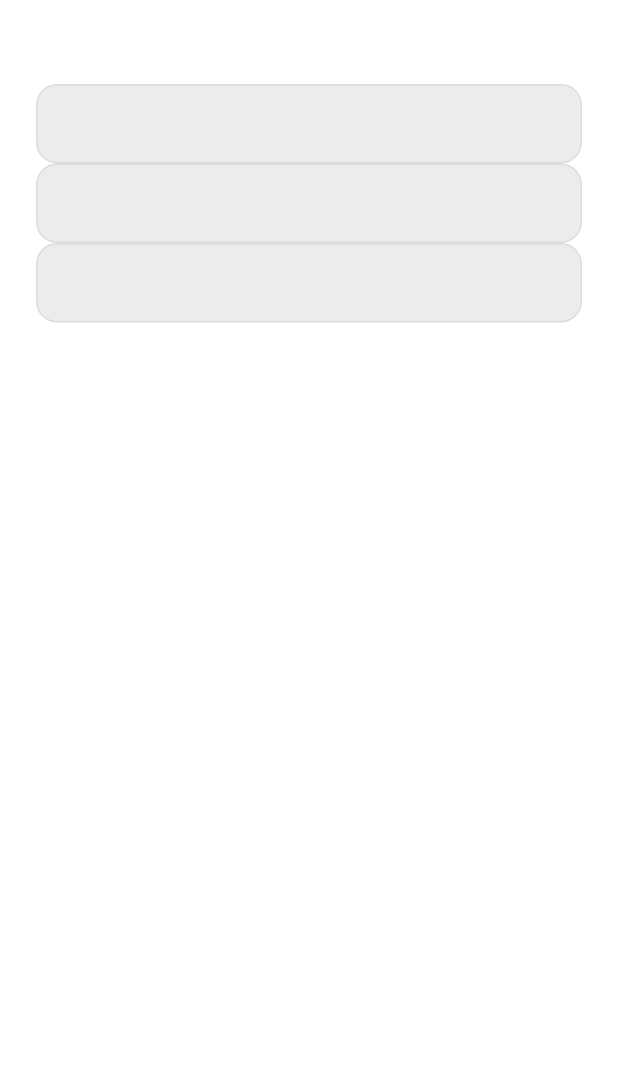
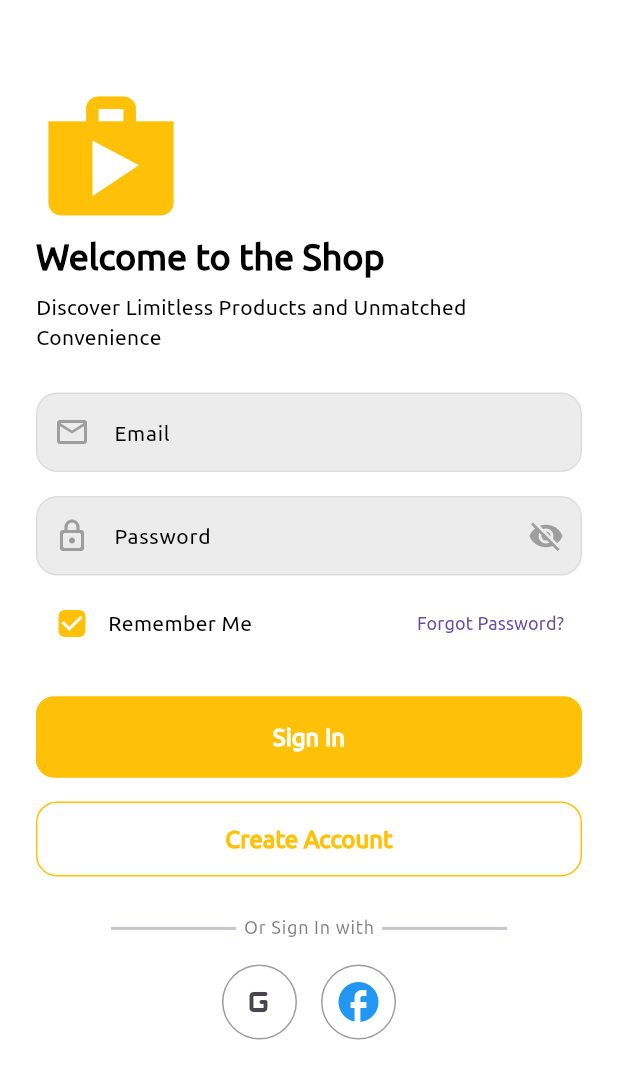
Before and after one commit to Gen-LJ/ecommerce_lj, a Flutter app: the screen it shows after launch, on a phone screen of 412 x 824 dp. Shown: the top 1079 px of the screen. Run offline on Flutter 3.47's test engine with Material 3 defaults, Android fonts, the phone set to English and light mode, and no system bars.

Commit message:
Login screen UI done

```diff
--- /dev/null
+++ b/lib/Common/widgets.login_signup/divider_with_text.dart
@@ -0,0 +1,20 @@
+
+import 'package:flutter/material.dart';
+
+class DividerWithText extends StatelessWidget {
+  const DividerWithText({
+    super.key, required this.text,
+  });
+  final text;
+
+  @override
+  Widget build(BuildContext context) {
+    return Row(
+      children: [
+        const Flexible(child: Divider(thickness: 2,indent: 50,endIndent: 5,)),
+        Text(text,style: Theme.of(context).textTheme.labelMedium,),
+        const Flexible(child: Divider(thickness: 2,indent: 5,endIndent: 50,))
+      ],
+    );
+  }
+}
--- /dev/null
+++ b/lib/Common/widgets.login_signup/social_icons.dart
@@ -0,0 +1,44 @@
+
+import 'package:flutter/material.dart';
+
+import '../../utils/constants/sizes.dart';
+
+class SocialIcons extends StatelessWidget {
+  const SocialIcons({
+    super.key,
+  });
+
+  @override
+  Widget build(BuildContext context) {
+    return Row(
+      mainAxisAlignment: MainAxisAlignment.center,
+      children: [
+        Container(
+          decoration: BoxDecoration(
+              borderRadius: BorderRadius.circular(100),
+              border: Border.all(color: Colors.grey)
+          ),
+          child: IconButton(
+            onPressed: (){
+
+            },
+            icon : const Icon(Icons.g_mobiledata_rounded,size: LJSizes.iconLg,),
+          ),),
+        const SizedBox(width: LJSizes.spaceBtwItems,),
+        Container(
+          decoration: BoxDecoration(
+              borderRadius: BorderRadius.circular(100),
+              border: Border.all(color: Colors.grey)
+          ),
+          child: IconButton(
+              onPressed: (){
+
+              },
+              icon : const Icon(Icons.facebook,color: Colors.blue,size: LJSizes.iconLg,)
+
+          ),
+        ),
+      ],
+    );
+  }
+}
--- a/lib/features/authentication/screens/login/login.dart
+++ b/lib/features/authentication/screens/login/login.dart
@@ -1,20 +1,31 @@
 import 'package:ecommerce_lj/Common/styles/spacing_styles.dart';
+import 'package:ecommerce_lj/features/authentication/screens/login/widgets/login_form_widget.dart';
+import 'package:ecommerce_lj/features/authentication/screens/login/widgets/login_header_widget.dart';
+import 'package:ecommerce_lj/utils/constants/sizes.dart';
+import 'package:ecommerce_lj/utils/device/device_utility.dart';
 import 'package:flutter/material.dart';
+import '../../../../Common/widgets.login_signup/divider_with_text.dart';
+import '../../../../Common/widgets.login_signup/social_icons.dart';
 
 class LoginScreen extends StatelessWidget {
   const LoginScreen({super.key});
 
   @override
   Widget build(BuildContext context) {
-    return Scaffold(
+    final dark = LJDeviceUtils.isDarkMode(context);
+
+    return const Scaffold(
       body: SingleChildScrollView(
         child: Padding(
           padding: LJSpacingStyle.paddingNoAppbar,
           child: Column(
+            crossAxisAlignment: CrossAxisAlignment.start,
             children: [
-              TextField(),
-              TextField(),
-              TextField(),
+              LoginHeader(),
+              LoginForm(),
+              DividerWithText(text: 'Or Sign In with',),
+              SizedBox(height: LJSizes.spaceBtwItems,),
+              SocialIcons()
             ],
           ),
         ),
--- /dev/null
+++ b/lib/features/authentication/screens/login/widgets/login_form_widget.dart
@@ -0,0 +1,68 @@
+
+import 'package:flutter/material.dart';
+
+import '../../../../../utils/constants/sizes.dart';
+
+class LoginForm extends StatelessWidget {
+  const LoginForm({
+    super.key,
+  });
+
+  @override
+  Widget build(BuildContext context) {
+    return Padding(
+      padding: const EdgeInsets.symmetric(vertical: LJSizes.spaceBtwSections/1.2),
+      child: Form(
+        child: Column(
+          children: [
+            TextFormField(
+              decoration: const InputDecoration(
+                  prefixIcon: Icon(Icons.email_outlined,),
+                  hintText: 'Email'
+              ),
+            ),
+            const SizedBox(height: LJSizes.spaceBtwInputField,),
+            TextFormField(
+              decoration: const InputDecoration(
+                  prefixIcon: Icon(Icons.lock_outline_rounded,),
+                  suffixIcon: Icon(Icons.visibility_off),
+                  hintText: 'Password'
+              ),
+            ),
+            const SizedBox(height: LJSizes.spaceBtwInputField /2,),
+            Row(
+              mainAxisAlignment: MainAxisAlignment.spaceBetween,
+              children: [
+                Row(
+                  children: [
+                    Checkbox(value: true, onChanged: (value){
+
+                    }),
+                    const Text('Remember Me'),
+                  ],
+                ),
+                TextButton(onPressed: (){
+
+                }, child: const Text('Forgot Password?'))
+              ],
+            ),
+            const SizedBox(height: LJSizes.spaceBtwSections/1.3,),
+            SizedBox(
+              width: double.infinity,
+              child: ElevatedButton(onPressed: (){
+
+              }, child: const Text('Sign In')),
+            ),
+            const SizedBox(height: LJSizes.spaceBtwItems,),
+            SizedBox(
+              width: double.infinity,
+              child: OutlinedButton(onPressed:(){
+
+              }, child: const Text('Create Account')),
+            )
+          ],
+        ),
+      ),
+    );
+  }
+}
--- /dev/null
+++ b/lib/features/authentication/screens/login/widgets/login_header_widget.dart
@@ -0,0 +1,25 @@
+
+import 'package:flutter/material.dart';
+
+import '../../../../../utils/constants/sizes.dart';
+
+class LoginHeader extends StatelessWidget {
+  const LoginHeader({
+    super.key,
+  });
+
+  @override
+  Widget build(BuildContext context) {
+    return Column(
+      crossAxisAlignment: CrossAxisAlignment.start,
+      children: [
+        const Icon(Icons.shop,color: Colors.amber,size: 100),
+        Text('Welcome to the Shop',
+          style: Theme.of(context).textTheme.headlineMedium,),
+        const SizedBox(height: LJSizes.sm,),
+        Text('Discover Limitless Products and Unmatched Convenience',
+          style: Theme.of(context).textTheme.bodyMedium,)
+      ],
+    );
+  }
+}
--- a/lib/features/splash/splash.dart
+++ b/lib/features/splash/splash.dart
@@ -37,9 +37,8 @@ class _SplashScreenState extends State<SplashScreen>
   @override
   Widget build(BuildContext context) {
     return const Scaffold(
-      backgroundColor: Colors.white,
       body: Center(
-          child: Icon(Icons.shop,color: Colors.amber,size: LJSizes.iconLg,),
+          child: Icon(Icons.shop,color: Colors.amber,size: 200),
       ),
     );
   }
```
